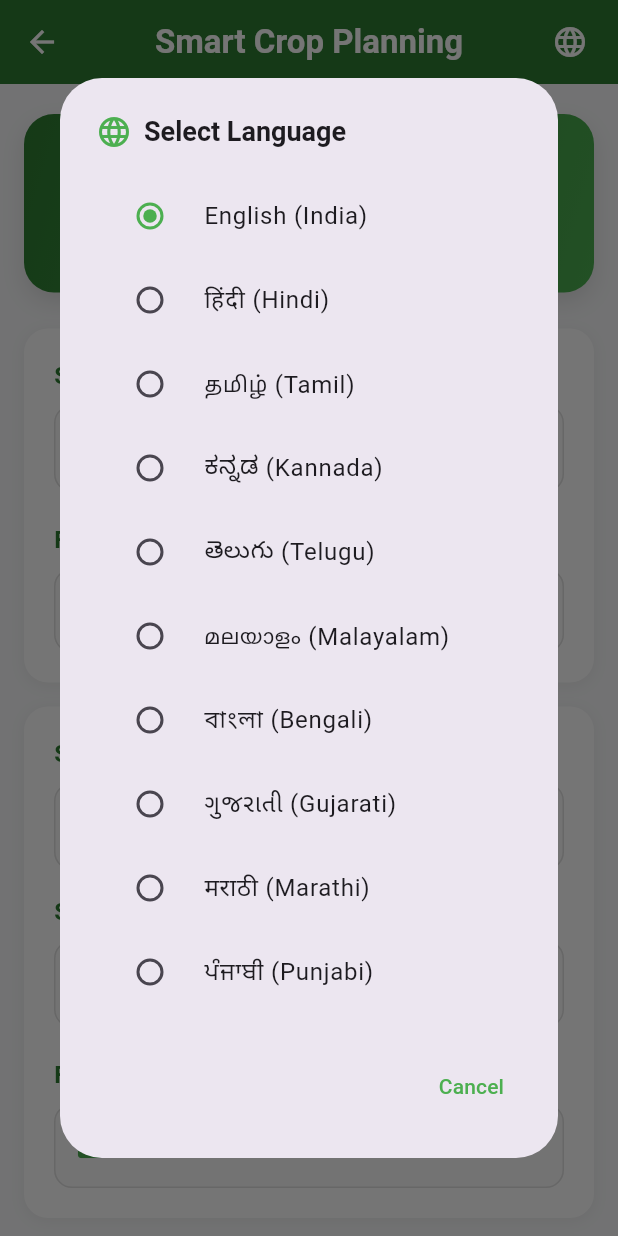
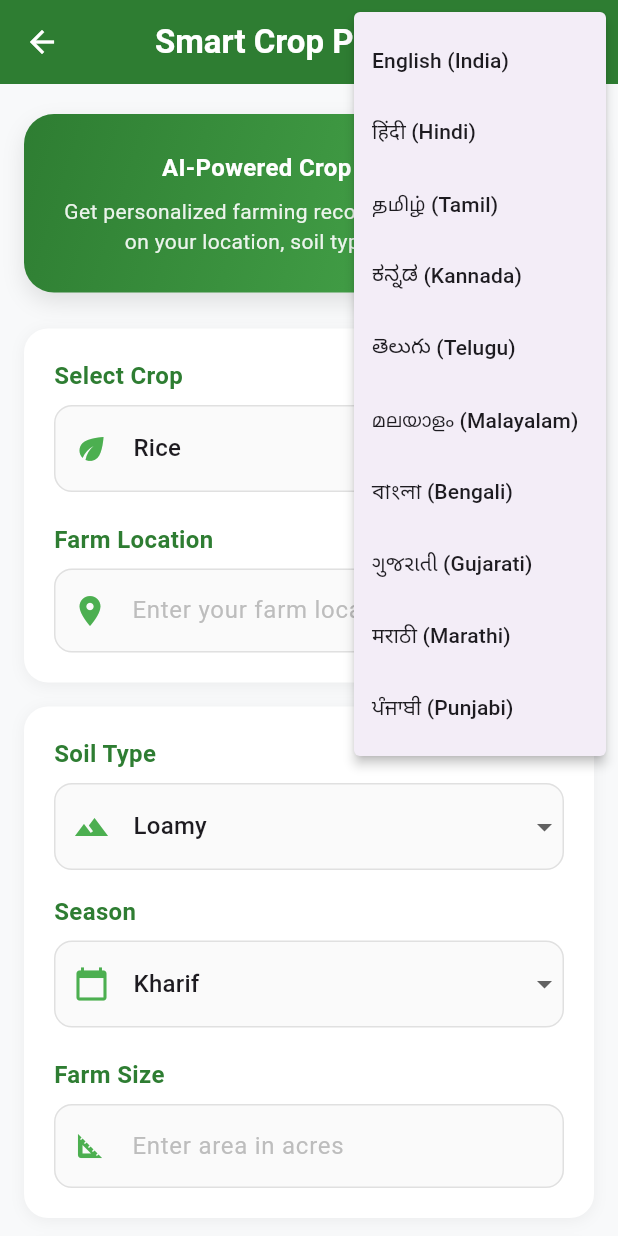
Before and after one commit to pranavaditya-02/farmprecise, a Flutter app: the CropPlanningScreen screen opened directly, after a tap on the "language" icon, on a phone screen of 412 x 824 dp. Run offline on Flutter 3.47's test engine with Material 3 defaults, Android fonts, the light colour scheme and no system bars; our stand-ins replace carousel_slider, file_picker, flutter_dotenv, flutter_markdown, flutter_tts, image_picker and 3 more; missing offline and left inert: markdown, syncfusion_flutter_pdf, tflite_v2; network calls fail; project files that could hold a hidden picture were left out.

Commit message:
updated crop planning screen

```diff
--- a/lib/pages/crops/cropplanning.dart
+++ b/lib/pages/crops/cropplanning.dart
@@ -448,53 +448,6 @@ class _CropPlanningScreenState extends State<CropPlanningScreen>
     super.dispose();
   }
 
-  void _showLanguageSelectionDialog() {
-    showDialog(
-      context: context,
-      builder: (BuildContext context) {
-        return AlertDialog(
-          title: Row(
-            children: [
-              Icon(Icons.language, color: Color(0xFF4CAF50), size: 24),
-              SizedBox(width: 8),
-              Text('Select Language',
-                  style: TextStyle(fontSize: 18, fontWeight: FontWeight.w600)),
-            ],
-          ),
-          content: Container(
-            width: double.maxFinite,
-            child: ListView.builder(
-              shrinkWrap: true,
-              itemCount: _languages.length,
-              itemBuilder: (context, index) {
-                String langCode = _languages.keys.elementAt(index);
-                String langName = _languages[langCode]!;
-                return RadioListTile<String>(
-                  title: Text(langName, style: TextStyle(fontSize: 16)),
-                  value: langCode,
-                  groupValue: _selectedLanguage,
-                  activeColor: Color(0xFF4CAF50),
-                  onChanged: (String? value) {
-                    setState(() {
-                      _selectedLanguage = value!;
-                    });
-                    Navigator.of(context).pop();
-                  },
-                );
-              },
-            ),
-          ),
-          actions: [
-            TextButton(
-              onPressed: () => Navigator.of(context).pop(),
-              child: Text('Cancel', style: TextStyle(color: Color(0xFF4CAF50))),
-            ),
-          ],
-        );
-      },
-    );
-  }
-
   Future<void> _generateCropPlan() async {
     if (!_formKey.currentState!.validate()) return;
 
@@ -698,35 +651,6 @@ class _CropPlanningScreenState extends State<CropPlanningScreen>
       ),
       child: Column(
         children: [
-          // ADD LANGUAGE INFO ROW:
-          Container(
-            padding: EdgeInsets.all(12),
-            decoration: BoxDecoration(
-              color: Color(0xFFF8F9FA),
-              borderRadius: BorderRadius.circular(8),
-              border: Border.all(color: Color(0xFFE8F5E9)),
-            ),
-            child: Row(
-              children: [
-                Icon(Icons.language, color: Color(0xFF4CAF50), size: 20),
-                SizedBox(width: 8),
-                Text(
-                  'Language: ${_languages[_selectedLanguage]}',
-                  style: TextStyle(
-                      fontSize: 14,
-                      fontWeight: FontWeight.w500,
-                      color: Color(0xFF2E7D32)),
-                ),
-                Spacer(),
-                TextButton(
-                  onPressed: _showLanguageSelectionDialog,
-                  child: Text('Change',
-                      style: TextStyle(color: Color(0xFF4CAF50), fontSize: 12)),
-                ),
-              ],
-            ),
-          ),
-          SizedBox(height: 16),
           Row(
             children: [
               Expanded(
@@ -982,14 +906,23 @@ class _CropPlanningScreenState extends State<CropPlanningScreen>
         elevation: 0,
         centerTitle: true,
         actions: [
-          // ADD THIS ACTION BUTTON:
-          Container(
-            margin: EdgeInsets.only(right: 8),
-            child: IconButton(
-              icon: Icon(Icons.language, size: 24),
-              onPressed: _showLanguageSelectionDialog,
-              tooltip: 'Select Language',
-            ),
+          PopupMenuButton<String>(
+            icon: const Icon(Icons.language, color: Colors.white),
+            onSelected: (String value) {
+              setState(() {
+                _selectedLanguage = value;
+              });
+              // Optional: Add any initialization function if needed
+              // _initializeTts(); // Add this if you have TTS functionality
+            },
+            itemBuilder: (BuildContext context) {
+              return _languages.entries.map((entry) {
+                return PopupMenuItem<String>(
+                  value: entry.key,
+                  child: Text(entry.value),
+                );
+              }).toList();
+            },
           ),
         ],
       ),
```
